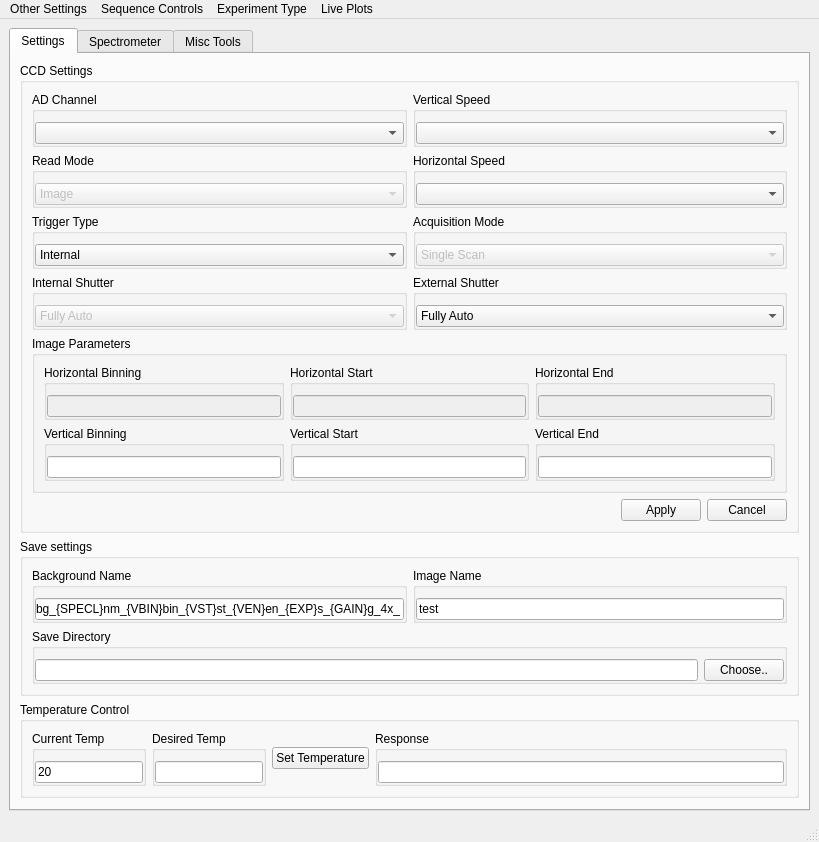
Above: UIs/mainWindow.ui from SherwinGroup/EMCCD-psychic before the change. Below: the same form after it.
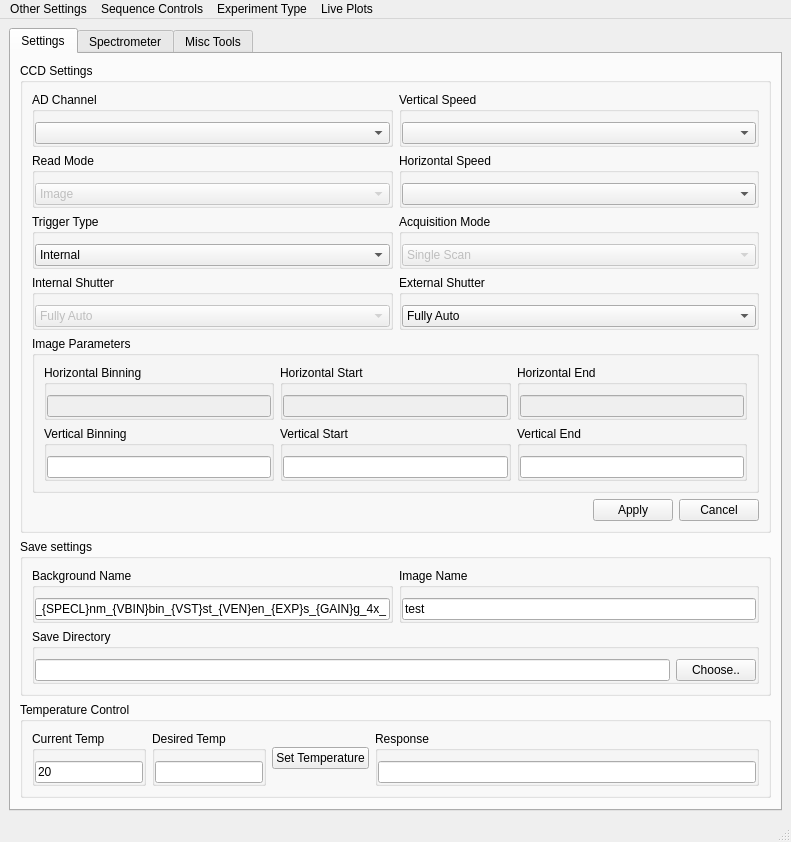
That is the form after the change. The open tabs and pages were chosen to show the change. Icons and pictures are not drawn. Custom widgets are drawn as their Qt base class.

The edit to the form file:
```diff
--- a/UIs/mainWindow.ui
+++ b/UIs/mainWindow.ui
@@ -6,8 +6,8 @@
    <rect>
     <x>0</x>
     <y>0</y>
-    <width>819</width>
-    <height>775</height>
+    <width>791</width>
+    <height>770</height>
    </rect>
   </property>
   <property name="windowTitle">
@@ -1260,7 +1260,7 @@
     <rect>
      <x>0</x>
      <y>0</y>
-     <width>819</width>
+     <width>791</width>
      <height>21</height>
     </rect>
    </property>
```
Left out of the diff: 2 changed lines with no effect on the pictures.
